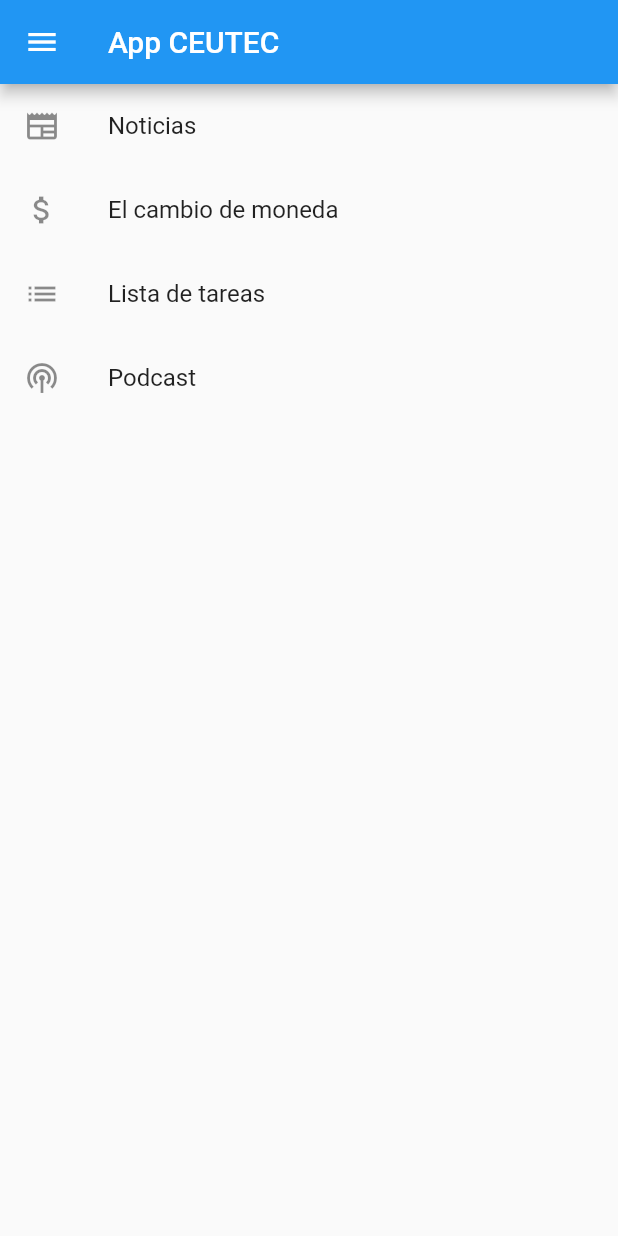
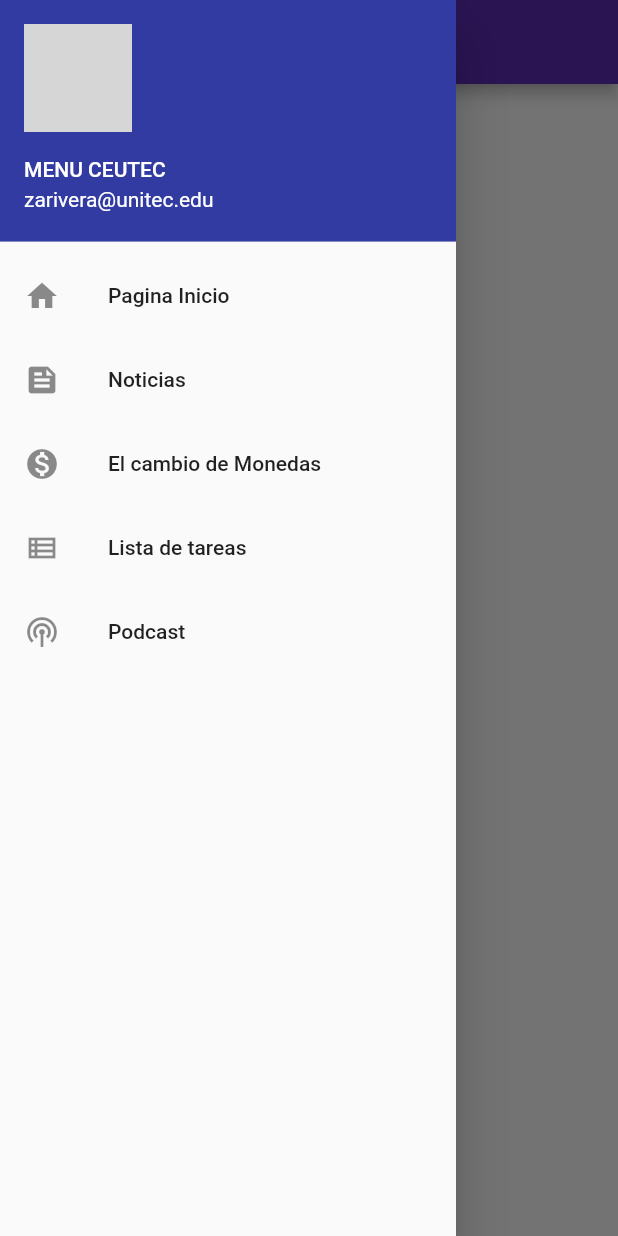
Before and after one commit to zamirar31/flutterExamen1, a Flutter app: the screen it shows after launch, with the side drawer open (before the commit the screen has no drawer), on a phone screen of 412 x 824 dp. Run offline on Flutter 3.47's test engine with Material 2 defaults, Android fonts, the phone set to English and light mode, and no system bars; network calls fail; grey boxes are pictures that could not be loaded.

Commit message:
rutas agregadas

```diff
--- a/lib/main.dart
+++ b/lib/main.dart
@@ -1,4 +1,18 @@
 import 'package:flutter/material.dart';
-import 'package:flutter_application_examen1/src/menu.dart';
+import 'package:flutter_application_examen1/src/rutas/rutas.dart';
 
 void main() => runApp(const MainApp());
+
+
+class MainApp extends StatelessWidget {
+  const MainApp({super.key});
+
+  @override
+  Widget build(BuildContext context) {
+    return MaterialApp(
+      debugShowCheckedModeBanner: false,
+      routes: getRoutes(),
+      initialRoute: '/home',
+    );
+  }
+}
--- a/lib/src/menu.dart
+++ b/lib/src/menu.dart
@@ -1,94 +1,62 @@
 import 'package:flutter/material.dart';
-import 'package:flutter_application_examen1/src/pages/noticias.dart';
-import 'package:flutter_application_examen1/src/pages/lista.dart';
-import 'package:flutter_application_examen1/src/pages/cambiomoneda.dart';
-import 'package:flutter_application_examen1/src/pages/podcast.dart';
 
-class MainApp extends StatelessWidget {
-  const MainApp({super.key});
+
+class HomePages extends StatelessWidget {
+  const HomePages({super.key});
 
   @override
   Widget build(BuildContext context) {
-    return  MaterialApp(
-      home: Menu()
-    );
-
-  }
-}
-
-class Menu extends StatelessWidget {
-  @override
-  Widget build(BuildContext context) {
-    return MaterialApp(
-      title: 'App Ceutec',
-      home: PaginaPrincipal(),
+    return Scaffold(
+      appBar: AppBar(
+        title: Text('APP CEUTEC'),
+        backgroundColor: Color.fromARGB(255, 91, 44, 179)
+      ),
+      drawer: MainDrawer(),
+      body: Center(
+        child: ListView(
+        children: <Widget>[
+          DrawerItem(icon: Icons.public, text: 'Noticias', onTap: () => Navigator.pushNamed(context, '/noticias')),
+          DrawerItem(icon: Icons.monetization_on, text: 'El cambio de Monedas', onTap: () => Navigator.pushNamed(context, '/cambioMonedas')),
+          DrawerItem(icon: Icons.list, text: 'Lista de tareas', onTap: () => Navigator.pushNamed(context, '/listaTareas')),
+          DrawerItem(icon: Icons.podcasts, text: 'Podcast', onTap: () => Navigator.pushNamed(context, '/podcast')),
+        ],
+      ),
+   ),
     );
   }
 }
 
-class PaginaPrincipal extends StatefulWidget {
-  @override
-  _PaginaPrincipalState createState() => _PaginaPrincipalState();
-}
-
-class _PaginaPrincipalState extends State<PaginaPrincipal> {
+class MainDrawer extends StatelessWidget {
   @override
   Widget build(BuildContext context) {
-    return Scaffold(
-      appBar: AppBar(
-        title: Text('App CEUTEC'),
-        leading: IconButton(
-          icon: Icon(Icons.menu),
-          onPressed: () {
-            // Aquí puedes agregar la lógica para manejar el botón de menú.
-            print('Botón de menú presionado');
-          },
-        ),
-      ),
-      body: ListView(
-        children: [
-          ListTile(
-            leading: Icon(Icons.newspaper),
-            title: Text('Noticias'),
-            onTap: () {
-              Navigator.push(
-                context,
-                MaterialPageRoute(builder: (context) => Noticias()),
-              );
-            },
-          ),
-          ListTile(
-            leading: Icon(Icons.attach_money),
-            title: Text('El cambio de moneda'),
-            onTap: () {
-              Navigator.push(
-                context,
-                MaterialPageRoute(builder: (context) => CambioMonedas()),
-              );
-            },
-          ),
-          ListTile(
-            leading: Icon(Icons.list),
-            title: Text('Lista de tareas'),
-            onTap: () {
-              Navigator.push(
-                context,
-                MaterialPageRoute(builder: (context) => Lista()),
-              );
-            },
-          ),
-          ListTile(
-            leading: Icon(Icons.podcasts),
-            title: Text('Podcast'),
-            onTap: () {
-              Navigator.push(
-                context,
-                MaterialPageRoute(builder: (context) => PodcastScreen()),
-              );
-            },
-          ),
+    return Drawer(
+      child: ListView(
+        padding: EdgeInsets.zero,
+        children: <Widget>[
+         UserAccountsDrawerHeader(
+              accountName: Text('MENU CEUTEC'),
+              accountEmail: Text('zarivera@unitec.edu'),
+              currentAccountPicture: CircleAvatar(
+                backgroundImage: NetworkImage('https://upload.wikimedia.org/wikipedia/en/thumb/5/53/Snoopy_Peanuts.png/220px-Snoopy_Peanuts.png'),
+              ),
+            decoration: BoxDecoration( color: Color.fromARGB(255, 49, 59, 162),
+            ),
+            ),
+          DrawerItem(icon: Icons.home, text: 'Pagina Inicio', onTap: () => Navigator.pushNamed(context, '/home')),
+          DrawerItem(icon: Icons.feed, text: 'Noticias', onTap: () => Navigator.pushNamed(context, '/noticias')),
+          DrawerItem(icon: Icons.monetization_on, text: 'El cambio de Monedas', onTap: () => Navigator.pushNamed(context, '/cambioMonedas')),
+          DrawerItem(icon: Icons.view_list_outlined, text: 'Lista de tareas', onTap: () => Navigator.pushNamed(context, '/listaTareas')),
+          DrawerItem(icon: Icons.podcasts, text: 'Podcast', onTap: () => Navigator.pushNamed(context, '/podcast')),
         ],
       ),
     );
   }
 }
+
+class DrawerItem extends ListTile {
+  DrawerItem({required IconData icon, required String text, required VoidCallback onTap}) : super(
+    leading: Icon(icon),
+    title: Text(text),
+    onTap: onTap,
+  );
+}
--- a/lib/src/pages/lista.dart
+++ b/lib/src/pages/lista.dart
@@ -6,6 +6,7 @@
     return Scaffold(
       appBar: AppBar(
         title: Text('Lista de Tareas'),
+        backgroundColor: Color.fromARGB(255, 91, 44, 179),
         leading: IconButton(
           icon: Icon(Icons.arrow_back),
           onPressed: () {
--- a/lib/src/pages/noticias.dart
+++ b/lib/src/pages/noticias.dart
@@ -7,6 +7,7 @@
     return Scaffold(
       appBar: AppBar(
         title: Text('Noticias'),
+        backgroundColor: Color.fromARGB(255, 91, 44, 179),
         leading: IconButton(
         icon: Icon(Icons.arrow_back),
         onPressed: () {
--- a/lib/src/pages/podcast.dart
+++ b/lib/src/pages/podcast.dart
@@ -6,6 +6,7 @@
     return Scaffold(
       appBar: AppBar(
         title: Text('Podcast'),
+        backgroundColor: Color.fromARGB(255, 91, 44, 179),
       ),
       body: Podcast(),
     );
--- /dev/null
+++ b/lib/src/rutas/rutas.dart
@@ -0,0 +1,16 @@
+import 'package:flutter/material.dart';
+import 'package:flutter_application_examen1/src/menu.dart';
+import 'package:flutter_application_examen1/src/pages/noticias.dart';
+import 'package:flutter_application_examen1/src/pages/lista.dart';
+import 'package:flutter_application_examen1/src/pages/podcast.dart';
+import 'package:flutter_application_examen1/src/pages/cambiomoneda.dart';
+
+Map<String, WidgetBuilder> getRoutes() {
+  return <String, WidgetBuilder>{
+    '/home': (context) => HomePages(),
+        '/noticias': (context) => Noticias(),
+        '/cambioMonedas': (context) => Moneda(),
+        '/listaTareas': (context) => Lista(),
+        '/podcast': (context) => PodcastScreen(),
+  };
+}
```
Also changed, not shown: lib/src/pages/cambiomoneda.dart (+99 -106 lines).
